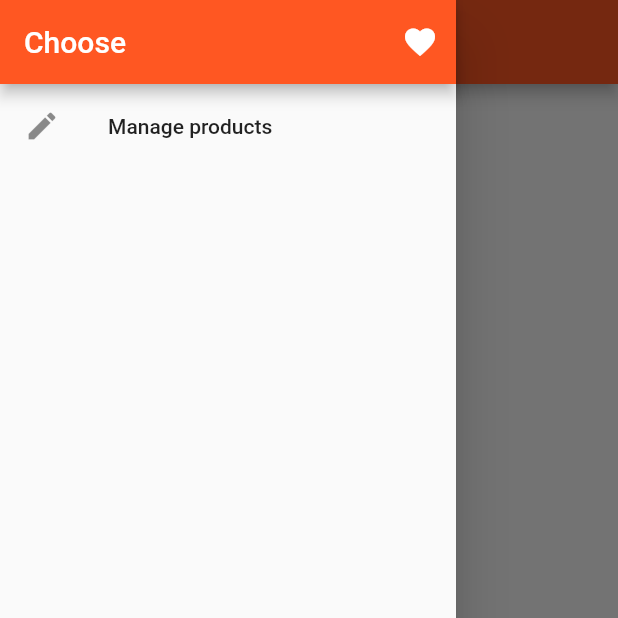
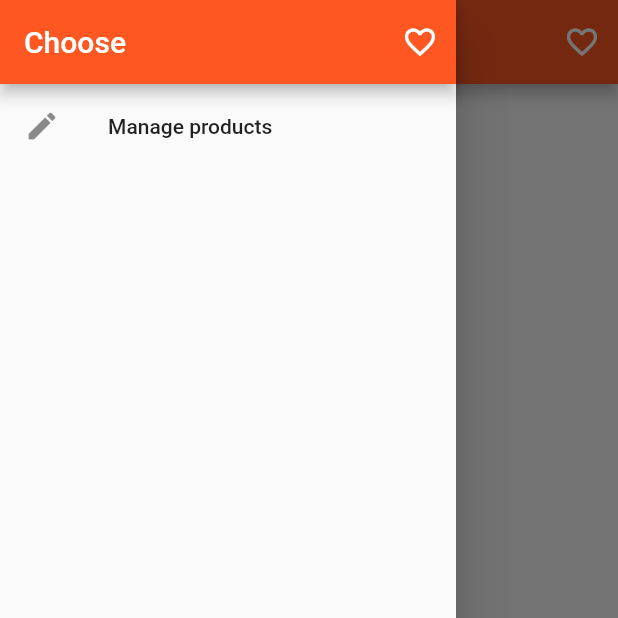
Before and after one commit to OperKH/learn_flutter, a Flutter app: the ProductsPage screen opened by its route, with the side drawer open, on a phone screen of 412 x 824 dp, the top half of it. Run offline on Flutter 3.47's test engine with Material 2 defaults, Android fonts, the light colour scheme and no system bars.

Commit message:
Add Favorite Feature.

```diff
--- a/products_app/lib/models/product.dart
+++ b/products_app/lib/models/product.dart
@@ -5,11 +5,13 @@ class Product {
   final String description;
   final String image;
   final double price;
+  final bool isFavorite;
 
   Product({
     @required this.title,
     @required this.description,
     @required this.image,
     @required this.price,
+    this.isFavorite = false,
   });
 }
--- a/products_app/lib/pages/products.dart
+++ b/products_app/lib/pages/products.dart
@@ -1,6 +1,8 @@
 import 'package:flutter/material.dart';
+import 'package:scoped_model/scoped_model.dart';
 
 import '../widgets/products/products.dart';
+import '../scoped-models/products.dart';
 
 class ProductsPage extends StatelessWidget {
   Widget _buildDrawer(BuildContext context) {
@@ -11,9 +13,16 @@ class ProductsPage extends StatelessWidget {
             automaticallyImplyLeading: false,
             title: Text('Choose'),
             actions: <Widget>[
-              IconButton(
-                icon: Icon(Icons.favorite),
-                onPressed: () {},
+              ScopedModelDescendant<ProductsModel>(
+                builder:
+                    (BuildContext context, Widget child, ProductsModel model) {
+                  return IconButton(
+                    icon: Icon(model.displayFavoritesOnly
+                        ? Icons.favorite
+                        : Icons.favorite_border),
+                    onPressed: () {},
+                  );
+                },
               )
             ],
           ),
@@ -33,6 +42,20 @@ class ProductsPage extends StatelessWidget {
       drawer: _buildDrawer(context),
       appBar: AppBar(
         title: Text('EasyList'),
+        actions: <Widget>[
+          ScopedModelDescendant<ProductsModel>(
+            builder: (BuildContext context, Widget child, ProductsModel model) {
+              return IconButton(
+                icon: Icon(model.displayFavoritesOnly
+                    ? Icons.favorite
+                    : Icons.favorite_border),
+                onPressed: () {
+                  model.toggleDisplayMode();
+                },
+              );
+            },
+          )
+        ],
       ),
       body: Products(),
     );
--- a/products_app/lib/pages/products_admin.dart
+++ b/products_app/lib/pages/products_admin.dart
@@ -2,7 +2,6 @@ import 'package:flutter/material.dart';
 
 import './product_edit.dart';
 import './product_list.dart';
-import '../models/product.dart';
 
 class ProductsAdminPage extends StatelessWidget {
   Widget _buildDrawer(BuildContext context) {
--- a/products_app/lib/widgets/products/products.dart
+++ b/products_app/lib/widgets/products/products.dart
@@ -29,7 +29,7 @@ class Products extends StatelessWidget {
             child: ScopedModelDescendant<ProductsModel>(
               builder:
                   (BuildContext context, Widget child, ProductsModel model) {
-                return _buildProductList(model.products);
+                return _buildProductList(model.displayedProducts);
               },
             ),
           ),
```
Also changed, not shown: products_app/lib/scoped-models/products.dart (+34 -0 lines), products_app/lib/widgets/products/product_card.dart (+18 -7 lines).
